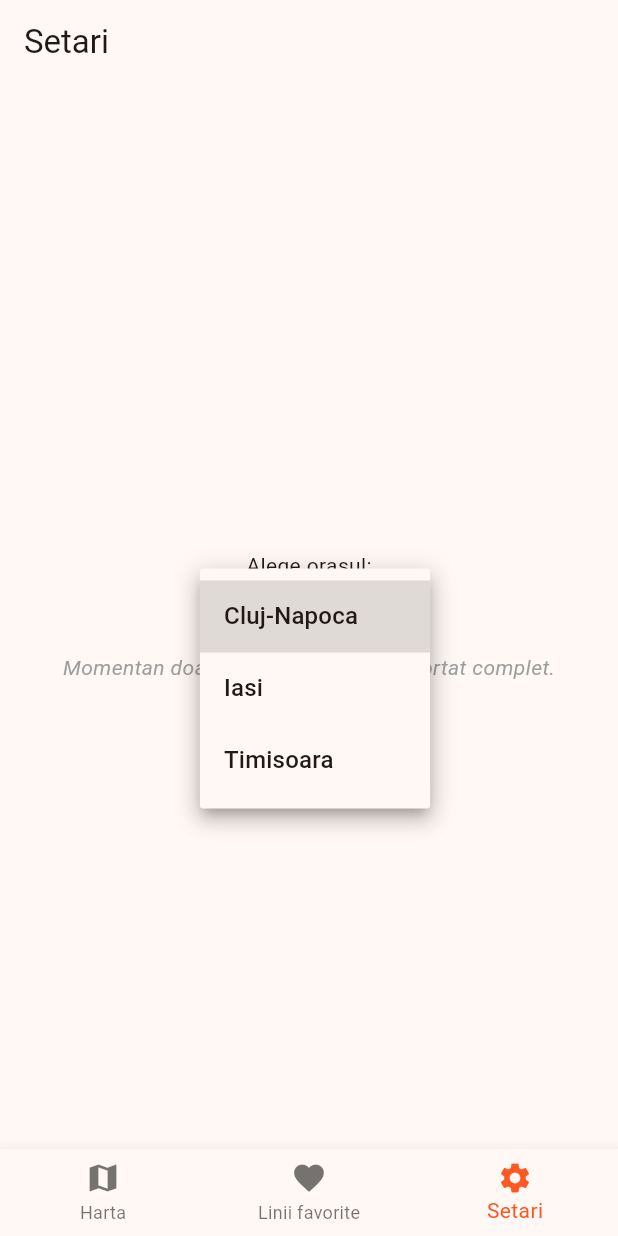
After one commit to bluegalaxy4012/mapmybus, a Flutter app: the MyHomePage screen opened directly, item 3 of the bottom bar chosen, after a tap on "Cluj-Napoca", on a phone screen of 412 x 824 dp. The commit adds this screen. Run offline on Flutter 3.47's test engine with Material 3 defaults, Android fonts, the phone set to English and light mode, and no system bars; our stand-ins replace csv, flutter_dotenv, flutter_map, geolocator, latlong2, logger and 1 more; accounts and stored records are empty; network calls fail.

Commit message:
added welcome page, simple settings page for multiple cities, improvements

```diff
--- a/mapmybus/lib/main.dart
+++ b/mapmybus/lib/main.dart
@@ -3,21 +3,15 @@ import 'dart:async';
 import 'package:flutter/material.dart' hide Route;
 import 'package:mapmybus/config.dart';
 import 'package:mapmybus/db_service.dart';
+import 'package:mapmybus/providers/city_provider.dart';
 import 'package:mapmybus/providers/routes_provider.dart';
 import 'package:mapmybus/providers/vehicles_provider.dart';
 import 'package:mapmybus/utils.dart';
+import 'package:mapmybus/widgets/welcome_page.dart';
 import 'package:provider/provider.dart';
+import 'package:shared_preferences/shared_preferences.dart';
 
 import 'widgets/home_page.dart';
-
-//hover - imposibil
-//reenter fav ramane lista filtrata si tot inceata - mai incerc threading in rest OK
-//mai bine mut routes pe partea de api - OK
-//sa dau fetch cum trebuie la vehicule (doar cand e fix pe map_page si timeru o trecut si sa existe linii in favorites) - OK
-//threading pentru calculari
-//aia de click pe stop - nume si cele mai curand-ajungande vehicule acolo
-//dau store la file pe partea de api in loc sa fac requesturi si mi fac un script de reinnoire pe la 3 30 dimineata - OK
-//din nouuuu nu se da fetch bine la deschiderea aplicatiei(si de 2  ori) - OK
 
 Future<void> main() async {
   WidgetsFlutterBinding.ensureInitialized();
@@ -26,12 +20,30 @@ Future<void> main() async {
 
   final dbService = DbService();
 
-  runApp(MyApp(dbService: dbService));
+  final prefs = await SharedPreferences.getInstance();
+  final bool seenWelcome = prefs.getBool('seen_welcome') ?? false; // tutorial
+  final selectedCityName = prefs.getString('selected_city') ?? 'Cluj-Napoca';
+
+  runApp(
+    MyApp(
+      dbService: dbService,
+      seenWelcome: seenWelcome,
+      selectedCityName: selectedCityName,
+    ),
+  );
 }
 
 class MyApp extends StatelessWidget {
   final DbService dbService;
-  const MyApp({required this.dbService, super.key});
+  final bool seenWelcome;
+  final String selectedCityName;
+
+  const MyApp({
+    required this.dbService,
+    required this.seenWelcome,
+    required this.selectedCityName,
+    super.key,
+  });
 
   @override
   Widget build(BuildContext context) {
@@ -44,15 +56,24 @@ class MyApp extends StatelessWidget {
             return RoutesProvider(dbService: db);
           },
         ),
+
         ChangeNotifierProvider(
           create: (context) {
             final db = Provider.of<DbService>(context, listen: false);
             return VehiclesProvider(dbService: db);
           },
         ),
+
+        ChangeNotifierProvider(
+          create: (_) {
+            final provider = CityProvider();
+            provider.setCity(selectedCityName);
+            return provider;
+          },
+        ),
       ],
       child: MaterialApp(
-        title: appTitle,
+        title: Constants.appTitle,
         theme: ThemeData(
           colorScheme: ColorScheme.fromSeed(
             seedColor: Colors.orange,
@@ -60,7 +81,7 @@ class MyApp extends StatelessWidget {
             secondary: Colors.orangeAccent,
           ),
         ),
-        home: MyHomePage(),
+        home: seenWelcome ? MyHomePage() : const WelcomePage(),
       ),
     );
   }
--- a/mapmybus/lib/models.dart
+++ b/mapmybus/lib/models.dart
@@ -187,18 +187,6 @@ class CityConfig {
   });
 }
 
-final List<CityConfig> cities = [
-  CityConfig(
-    name: "Cluj-Napoca",
-    center: LatLng(46.770439, 23.591423),
-    initialZoom: 14,
-    minZoom: 13,
-    maxZoom: 19,
-    bounds: LatLngBounds(LatLng(46.89, 23.35), LatLng(46.64, 23.83)),
-    agencyId: '2',
-  ),
-];
-
 class Stop {
   final String stopId;
   final String stopName;
@@ -330,3 +318,25 @@ class EtaDisplayInfo {
 
   const EtaDisplayInfo({required this.stopName, required this.etaMessage});
 }
+
+// results
+
+sealed class Result<S, E extends Exception> {
+  const Result();
+}
+
+final class Success<S, E extends Exception> extends Result<S, E> {
+  const Success(this.data);
+  final S data;
+}
+
+final class Failure<S, E extends Exception> extends Result<S, E> {
+  const Failure(this.exception);
+  final E exception;
+}
+
+class ApiException implements Exception {
+  final String message;
+  final int statusCode;
+  ApiException(this.message, this.statusCode);
+}
--- /dev/null
+++ b/mapmybus/lib/providers/city_provider.dart
@@ -0,0 +1,15 @@
+import 'package:flutter/material.dart';
+import 'package:shared_preferences/shared_preferences.dart';
+
+class CityProvider extends ChangeNotifier {
+  String _city = 'Cluj-Napoca';
+  String get city => _city;
+
+  Future<void> setCity(String city) async {
+    _city = city;
+    notifyListeners();
+
+    final prefs = await SharedPreferences.getInstance();
+    await prefs.setString('selected_city', city);
+  }
+}
--- a/mapmybus/lib/providers/routes_provider.dart
+++ b/mapmybus/lib/providers/routes_provider.dart
@@ -14,9 +14,7 @@ class RoutesProvider extends ChangeNotifier {
   String _searchQuery = '';
   Map<int, bool> _favoriteRouteIds = {};
   bool _showFavoritesOnly = false;
-  String _agencyId = '2'; // default
-
-  bool _isInitialized = false;
+  String _agencyId = '';
 
   List<Route> get allRoutes => _allRoutes;
   List<Route> get filteredRoutes => _filteredRoutes;
@@ -26,11 +24,18 @@ class RoutesProvider extends ChangeNotifier {
   RoutesProvider({required this.dbService});
 
   void init(String agencyId) async {
-    if (_isInitialized) return;
+    if (_allRoutes.isNotEmpty && _agencyId == agencyId) return;
 
     _agencyId = agencyId;
+
+    _allRoutes = [];
+    _filteredRoutes = [];
+    _searchQuery = '';
+    _showFavoritesOnly = false;
+
+    await setShowFavoritesOnly(false);
+
     await _loadData();
-    _isInitialized = true;
   }
 
   Future<void> _loadData() async {
@@ -104,7 +109,7 @@ class RoutesProvider extends ChangeNotifier {
     _searchQuery = '';
   }
 
-  void setShowFavoritesOnly(bool value) async {
+  Future<void> setShowFavoritesOnly(bool value) async {
     _showFavoritesOnly = value;
     _applyFilters();
 
@@ -131,7 +136,7 @@ class RoutesProvider extends ChangeNotifier {
 
   Future<void> _loadFavoriteRouteIds() async {
     final prefs = await SharedPreferences.getInstance();
-    final jsonString = prefs.getString('favoriteRouteMap');
+    final jsonString = prefs.getString('favoriteRouteMap_$_agencyId');
 
     if (jsonString != null) {
       final decoded = jsonDecode(jsonString) as Map<String, dynamic>;
@@ -148,7 +153,7 @@ class RoutesProvider extends ChangeNotifier {
       _favoriteRouteIds.map((k, v) => MapEntry(k.toString(), v)),
     );
 
-    await prefs.setString('favoriteRouteMap', encoded);
+    await prefs.setString('favoriteRouteMap_$_agencyId', encoded);
     log.d('Saved favorite route map: $_favoriteRouteIds');
   }
 
--- a/mapmybus/lib/providers/vehicles_provider.dart
+++ b/mapmybus/lib/providers/vehicles_provider.dart
@@ -13,6 +13,8 @@ class VehiclesProvider extends ChangeNotifier {
   List<Vehicle> _vehicles = [];
   Timer? _vehicleFetchTimer;
   bool isTimerActive = false;
+
+  String? _currentAgencyId;
 
   List<Vehicle> get vehicles => _vehicles;
 
@@ -42,12 +44,19 @@ class VehiclesProvider extends ChangeNotifier {
   }
 
   Future<void> startVehicleFetchTimer(String agencyId) async {
-    if (isTimerActive) return;
+    if (isTimerActive && agencyId == _currentAgencyId) {
+      return;
+    }
+
+    stopVehicleFetchTimer();
+
+    _currentAgencyId = agencyId;
 
     final isAnyToDraw = await isAnyVehicleToDraw();
     if (!isAnyToDraw) return;
 
     await fetchVehiclesAndNotify(agencyId);
+
     _vehicleFetchTimer = Timer.periodic(const Duration(seconds: 20), (
       timer,
     ) async {
@@ -63,7 +72,7 @@ class VehiclesProvider extends ChangeNotifier {
 
   Future<bool> isAnyVehicleToDraw() async {
     final prefs = await SharedPreferences.getInstance();
-    final jsonString = prefs.getString('favoriteRouteMap');
+    final jsonString = prefs.getString('favoriteRouteMap_$_currentAgencyId');
 
     if (jsonString != null) {
       final decoded = jsonDecode(jsonString) as Map<String, dynamic>;
--- a/mapmybus/lib/utils.dart
+++ b/mapmybus/lib/utils.dart
@@ -1,6 +1,7 @@
 import 'dart:math';
 import 'package:flutter/foundation.dart';
 import 'package:flutter/material.dart';
+import 'package:flutter_map/flutter_map.dart';
 import 'package:geolocator/geolocator.dart';
 import 'package:latlong2/latlong.dart';
 import 'package:logger/logger.dart';
@@ -8,51 +9,82 @@ import 'package:mapmybus/models.dart';
 
 final log = Logger(level: kReleaseMode ? Level.off : Level.debug);
 
+class Constants {
   /// constants
-///
+  /// comentat = nemaifolosite
+
   // const String routesAssetPath = 'data/routes.json';
   // const String stopsAssetPath = 'data/stops.json';
   // const String tripStopsAssetPath = 'data/trip_stops.json';
   // const String shapesAssetPath = 'data/shapes.json';
 
-const String tranzyApiBaseUrl = 'https://api.tranzy.ai/v1/opendata';
-const String tranzyVehiclesEndpoint = '$tranzyApiBaseUrl/vehicles';
-const String mapTileProviderUrl =
+  static const String tranzyApiBaseUrl = 'https://api.tranzy.ai/v1/opendata';
+  static const String tranzyVehiclesEndpoint = '$tranzyApiBaseUrl/vehicles';
+  static const String mapTileProviderUrl =
       'https://{s}.basemaps.cartocdn.com/rastertiles/light_all/{z}/{x}/{y}.png';
 
-const Duration snackBarDuration = Duration(milliseconds: 2500);
+  static const Duration snackBarDuration = Duration(milliseconds: 2500);
 
-typedef Seconds = int;
-const Seconds defaultRefreshInterval = 20;
+  // typedef Seconds = int;
+  static const int defaultRefreshInterval = 20;
 
-const String tripDirectionInSuffix = '_0';
+  static const String tripDirectionInSuffix = '_0';
   // const String tripDirectionOutSuffix = '_1';
 
-const String appTitle = 'Map My Bus';
-const String copyrightText = '© OpenStreetMap contributors, © CARTO';
+  static const String appTitle = 'Map My Bus';
+  static const String copyrightText = '© OpenStreetMap contributors, © CARTO';
 
   // fontSizes candva
+
+  static final List<CityConfig> cities = [
+    CityConfig(
+      name: "Iasi",
+      center: LatLng(47.162121, 27.587573),
+      initialZoom: 14.25,
+      minZoom: 13,
+      maxZoom: 19,
+      bounds: LatLngBounds(LatLng(47.35, 27.35), LatLng(47.00, 27.80)),
+      agencyId: '1',
+    ),
+    CityConfig(
+      name: "Cluj-Napoca",
+      center: LatLng(46.770439, 23.591423),
+      initialZoom: 14,
+      minZoom: 13,
+      maxZoom: 19,
+      bounds: LatLngBounds(LatLng(46.89, 23.35), LatLng(46.64, 23.83)),
+      agencyId: '2',
+    ),
+
+    CityConfig(
+      name: "Timisoara",
+      center: LatLng(45.756659, 21.235592),
+      initialZoom: 14,
+      minZoom: 13,
+      maxZoom: 19,
+      bounds: LatLngBounds(LatLng(45.95, 21.00), LatLng(45.55, 21.50)),
+      agencyId: '8',
+    ),
+  ];
+
+  static const List<String> availableCityNames = [
+    'Cluj-Napoca',
+    'Iasi',
+    'Timisoara',
+  ];
+
   ///
-///
-
-sealed class Result<S, E extends Exception> {
-  const Result();
 }
 
-final class Success<S, E extends Exception> extends Result<S, E> {
-  const Success(this.data);
-  final S data;
+CityConfig getCityConfig(String cityName) {
+  return Constants.cities.firstWhere(
+    (city) => city.name == cityName,
+    orElse: () => Constants.cities.first,
+  );
 }
 
-final class Failure<S, E extends Exception> extends Result<S, E> {
-  const Failure(this.exception);
-  final E exception;
-}
-
-class ApiException implements Exception {
-  final String message;
-  final int statusCode;
-  ApiException(this.message, this.statusCode);
+String getAgencyIdForCity(String cityName) {
+  return getCityConfig(cityName).agencyId;
 }
 
 IconData getIconForVehicleType(int vehicleType) {
@@ -130,14 +162,10 @@ double calculateBearing(LatLng start, LatLng end) {
 Map<String, String?> computeClosestStops(VehicleStopsInfo infoMap) {
   // presupunand ca nu exista statii la care e mai rapid sa cobori cu cateva inainte si sa mergi pe jos decat sa stai
 
-  // final double vehLat = infoMap['lat'];
-  // final double vehLon = infoMap['lon'];
   final double vehLat = infoMap.latitude;
   final double vehLon = infoMap.longitude;
 
   final List<Stop> stops = infoMap.stops;
-
-  // final List<dynamic> stops = infoMap['stops'];
 
   double minDist = double.infinity;
   int closestIndex = 0;
--- a/mapmybus/lib/widgets/home_page.dart
+++ b/mapmybus/lib/widgets/home_page.dart
@@ -1,6 +1,9 @@
 import 'package:flutter/material.dart';
+import 'package:mapmybus/providers/city_provider.dart';
+import 'package:mapmybus/utils.dart';
+import 'package:mapmybus/widgets/settings_page.dart';
+import 'package:provider/provider.dart';
 
-import '../models.dart';
 import 'favorites_page.dart';
 import 'map_page.dart';
 
@@ -16,8 +19,8 @@ class _MyHomePageState extends State<MyHomePage> {
 
   @override
   Widget build(BuildContext context) {
-    // momentan
-    final city = cities.firstWhere((c) => c.name == 'Cluj-Napoca');
+    final cityName = context.watch<CityProvider>().city;
+    final city = getCityConfig(cityName);
 
     Widget page;
     switch (currentIndex) {
@@ -26,6 +29,9 @@ class _MyHomePageState extends State<MyHomePage> {
         break;
       case 1:
         page = FavoritesPage(city: city);
+        break;
+      case 2:
+        page = SettingsPage();
         break;
       default:
         page = Center(child: Text('Index necunoscut: $currentIndex'));
@@ -45,6 +51,10 @@ class _MyHomePageState extends State<MyHomePage> {
               icon: Icon(Icons.favorite),
               label: 'Linii favorite',
             ),
+            const BottomNavigationBarItem(
+              icon: Icon(Icons.settings),
+              label: 'Setari',
+            ),
           ],
           currentIndex: currentIndex,
           onTap: (index) {
--- a/mapmybus/lib/widgets/map_page.dart
+++ b/mapmybus/lib/widgets/map_page.dart
@@ -1,4 +1,5 @@
 import 'dart:async';
+import 'dart:math';
 
 import 'package:flutter/foundation.dart';
 import 'package:flutter/material.dart' hide Route;
@@ -6,6 +7,7 @@ import 'package:flutter_map/flutter_map.dart';
 import 'package:latlong2/latlong.dart';
 import 'package:geolocator/geolocator.dart';
 import 'package:mapmybus/db_service.dart';
+import 'package:mapmybus/providers/city_provider.dart';
 import 'package:mapmybus/providers/routes_provider.dart';
 import 'package:mapmybus/providers/vehicles_provider.dart';
 import 'package:mapmybus/utils.dart';
@@ -34,8 +36,6 @@ class _MapPageState extends State<MapPage> {
   void initState() {
     super.initState();
 
-    _initRoutes();
-    _initVehicles();
     _initUserPosition();
   }
 
@@ -44,15 +44,38 @@ class _MapPageState extends State<MapPage> {
     _startPositionStream();
   }
 
-  Future<void> _initVehicles() async {
+  String? _currentAgencyId;
+
+  @override
+  void didChangeDependencies() {
+    super.didChangeDependencies();
+
+    final cityProvider = context.watch<CityProvider>();
+    final newAgencyId = getAgencyIdForCity(cityProvider.city);
+
+    // print("OLDE agencyId: $_currentAgencyId, NEW agencyId: $newAgencyId");
+
+    if (newAgencyId != _currentAgencyId) {
+      _currentAgencyId = newAgencyId;
+
+      WidgetsBinding.instance.addPostFrameCallback((_) {
+        _initRoutes(newAgencyId);
+        _initVehicles(newAgencyId);
+      });
+    }
+  }
+
+  Future<void> _initVehicles(String agencyId) async {
     _vehicleProvider = context.read<VehiclesProvider>();
-    await _vehicleProvider.startVehicleFetchTimer(widget.city.agencyId);
+    _vehicleProvider.removeListener(_updateMenuOnVehicleFetch);
+
+    await _vehicleProvider.startVehicleFetchTimer(agencyId);
     _vehicleProvider.addListener(_updateMenuOnVehicleFetch);
   }
 
-  Future<void> _initRoutes() async {
+  Future<void> _initRoutes(String agencyId) async {
     final routesProvider = context.read<RoutesProvider>();
-    routesProvider.init(widget.city.agencyId);
+    routesProvider.init(agencyId);
   }
 
   StreamSubscription<Position>? _positionStreamSubscription;
@@ -264,21 +287,26 @@ class _MapPageState extends State<MapPage> {
         final fix = DateTime.now().difference(vehicle.timestamp);
         final eta = data.predictedEtaMinutes - fix.inSeconds / 60.0;
 
-        final minEta = eta.floor();
-        final maxEta = (eta + 1).ceil();
+        // doar in caz de erori cu nr negative care nu ar trebui sa apara
+        final minEta = max(0, eta.floor());
+        final maxEta = min(60, max(0, (eta + 1).ceil()));
 
-        etas.add(
-          EtaDisplayInfo(
-            stopName: stopName,
-            etaMessage: "$minEta - $maxEta min",
-          ),
-        );
+        String etaMessage = "$minEta - $maxEta min";
+
+        if (maxEta > 25 || minEta > 20) {
+          etaMessage = ">20 min";
+        }
+
+        etas.add(EtaDisplayInfo(stopName: stopName, etaMessage: etaMessage));
+
         // log.i("Dureaza intre $minEta si $maxEta minute pana la $stopName");
       } else if (data.message == "Vehicle has already passed this stop") {
         etas.add(EtaDisplayInfo(stopName: stopName, etaMessage: "Trecut"));
+
         // log.i('Vehiculul a trecut deja pe la $stopName');
       } else {
         log.w('Unexpected error while getting etas');
+
         if (mounted) {
           showSimpleSnackbar(context, 'Eroare la obtinerea timpii de sosire');
         }
@@ -374,7 +402,7 @@ class _MapPageState extends State<MapPage> {
 
           children: [
             TileLayer(
-              urlTemplate: mapTileProviderUrl,
+              urlTemplate: Constants.mapTileProviderUrl,
               userAgentPackageName: 'com.mapmybus.app',
 
               tileUpdateTransformer: TileUpdateTransformers.debounce(
@@ -567,7 +595,7 @@ class _MapPageState extends State<MapPage> {
           bottom: 10,
           left: 10,
           child: Text(
-            copyrightText,
+            Constants.copyrightText,
             style: TextStyle(fontSize: 12, color: Colors.black),
           ),
         ),
--- /dev/null
+++ b/mapmybus/lib/widgets/settings_page.dart
@@ -0,0 +1,44 @@
+import 'package:flutter/material.dart';
+import 'package:mapmybus/providers/city_provider.dart';
+import 'package:mapmybus/utils.dart';
+import 'package:provider/provider.dart';
+
+class SettingsPage extends StatelessWidget {
+  const SettingsPage({super.key});
+
+  @override
+  Widget build(BuildContext context) {
+    final cityProvider = Provider.of<CityProvider>(context);
+    final currentCity = cityProvider.city;
+
+    return Scaffold(
+      appBar: AppBar(title: const Text('Setari')),
+      body: Center(
+        child: Column(
+          mainAxisSize: MainAxisSize.min,
+          children: [
+            const Text('Alege orasul:'),
+
+            DropdownButton<String>(
+              value: currentCity,
+              items: Constants.availableCityNames.map((city) {
+                return DropdownMenuItem(value: city, child: Text(city));
+              }).toList(),
+
+              onChanged: (newCity) {
+                if (newCity != null) {
+                  cityProvider.setCity(newCity);
+                }
+              },
+            ),
+
+            const Text(
+              "Momentan doar Cluj-Napoca este suportat complet.",
+              style: TextStyle(fontStyle: FontStyle.italic, color: Colors.grey),
+            ),
+          ],
+        ),
+      ),
+    );
+  }
+}
--- a/mapmybus/lib/widgets/simple_snackbar.dart
+++ b/mapmybus/lib/widgets/simple_snackbar.dart
@@ -8,7 +8,7 @@ void showSimpleSnackbar(BuildContext context, String message) {
   messenger.showSnackBar(
     SnackBar(
       content: Text(message),
-      duration: snackBarDuration,
+      duration: Constants.snackBarDuration,
       showCloseIcon: true,
     ),
   );
--- a/mapmybus/lib/widgets/timetable_page.dart
+++ b/mapmybus/lib/widgets/timetable_page.dart
@@ -1,5 +1,6 @@
 import 'package:flutter/material.dart';
 import 'package:mapmybus/db_service.dart';
+import 'package:mapmybus/models.dart';
 import 'package:mapmybus/utils.dart';
 import 'package:provider/provider.dart';
 
--- a/mapmybus/lib/widgets/vehicle_marker.dart
+++ b/mapmybus/lib/widgets/vehicle_marker.dart
@@ -51,7 +51,7 @@ class VehicleMarker extends StatelessWidget {
 
                     Icon(
                       Icons.navigation,
-                      color: v.tripId!.endsWith(tripDirectionInSuffix)
+                      color: v.tripId!.endsWith(Constants.tripDirectionInSuffix)
                           ? Colors.green
                           : Colors.red,
                       size: 20,
@@ -63,7 +63,7 @@ class VehicleMarker extends StatelessWidget {
           Container(
             padding: EdgeInsets.fromLTRB(8, 0, 8, 6),
             decoration: BoxDecoration(
-              color: v.tripId!.endsWith(tripDirectionInSuffix)
+              color: v.tripId!.endsWith(Constants.tripDirectionInSuffix)
                   ? Colors.green
                   : Colors.red,
               borderRadius: BorderRadius.circular(8),
--- a/mapmybus/pubspec.yaml
+++ b/mapmybus/pubspec.yaml
@@ -28,3 +28,6 @@ dev_dependencies:
 
 flutter:
   uses-material-design: true
+
+  assets:
+    - assets/mapmybus.png
```
Also changed, not shown: mapmybus/lib/widgets/welcome_page.dart (added, +113 -0 lines), mapmybus/assets/mapmybus.png (added). Lines whose indentation alone changed are shown as unchanged.
